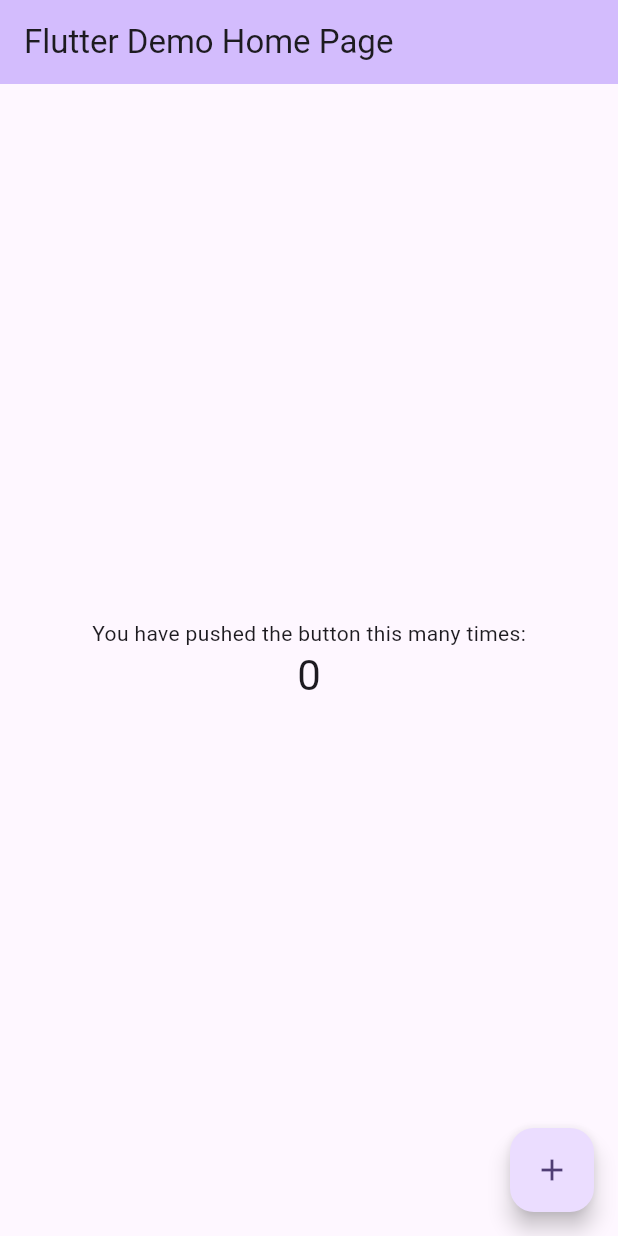
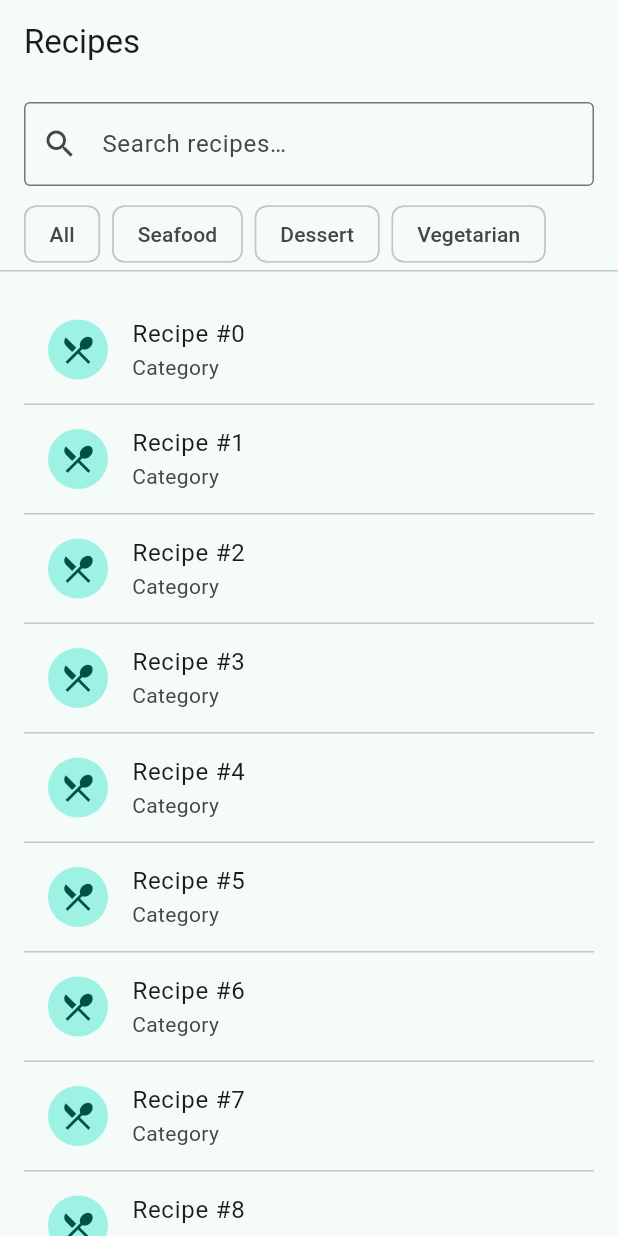
Before and after one commit to khanblair/recipe_browser_app, a Flutter app: the screen it shows after launch, on a phone screen of 412 x 824 dp. Run offline on Flutter 3.47's test engine with Material 3 defaults, Android fonts, the phone set to English and light mode, and no system bars; our stand-ins replace dio, flutter_riverpod, freezed_annotation, go_router, google_generative_ai, hive_flutter; accounts and stored records are empty.

Commit message:
feat: scaffold app architecture, models, repository, providers, favorites (Hive), Gemini suggester, basic UI placeholders; generate freezed/json code

```diff
--- /dev/null
+++ b/lib/app.dart
@@ -0,0 +1,45 @@
+import 'package:flutter/material.dart';
+import 'package:flutter_riverpod/flutter_riverpod.dart';
+import 'package:go_router/go_router.dart';
+
+import 'core/theme/app_theme.dart';
+import 'features/recipes/presentation/list_screen.dart';
+import 'features/recipes/presentation/detail_screen.dart';
+
+final _routerProvider = Provider<GoRouter>((ref) {
+  return GoRouter(
+    routes: [
+      GoRoute(
+        path: '/',
+        name: 'home',
+        builder: (context, state) => const RecipeListScreen(),
+        routes: [
+          GoRoute(
+            path: 'detail/:id',
+            name: 'detail',
+            builder: (context, state) {
+              final id = state.pathParameters['id']!;
+              return RecipeDetailScreen(mealId: id);
+            },
+          ),
+        ],
+      ),
+    ],
+  );
+});
+
+class RecipeBrowserApp extends ConsumerWidget {
+  const RecipeBrowserApp({super.key});
+
+  @override
+  Widget build(BuildContext context, WidgetRef ref) {
+    final router = ref.watch(_routerProvider);
+    return MaterialApp.router(
+      title: 'Recipe Browser',
+      theme: AppTheme.light,
+      darkTheme: AppTheme.dark,
+      themeMode: ThemeMode.system,
+      routerConfig: router,
+    );
+  }
+}
--- /dev/null
+++ b/lib/core/constants/api_paths.dart
@@ -0,0 +1,6 @@
+class ApiPaths {
+  static const search = 'search.php'; // ?s=
+  static const filter = 'filter.php'; // ?c=
+  static const lookup = 'lookup.php'; // ?i=
+  static const categories = 'categories.php';
+}
--- /dev/null
+++ b/lib/core/theme/app_theme.dart
@@ -0,0 +1,18 @@
+import 'package:flutter/material.dart';
+
+class AppTheme {
+  static ThemeData get light => ThemeData(
+        colorScheme: ColorScheme.fromSeed(seedColor: Colors.teal),
+        useMaterial3: true,
+        visualDensity: VisualDensity.adaptivePlatformDensity,
+      );
+
+  static ThemeData get dark => ThemeData(
+        colorScheme: ColorScheme.fromSeed(
+          seedColor: Colors.teal,
+          brightness: Brightness.dark,
+        ),
+        useMaterial3: true,
+        visualDensity: VisualDensity.adaptivePlatformDensity,
+      );
+}
--- /dev/null
+++ b/lib/features/recipes/data/models/category.dart
@@ -0,0 +1,16 @@
+import 'package:freezed_annotation/freezed_annotation.dart';
+
+part 'category.freezed.dart';
+part 'category.g.dart';
+
+@freezed
+class Category with _$Category {
+  const factory Category({
+    required String idCategory,
+    required String strCategory,
+    String? strCategoryThumb,
+    String? strCategoryDescription,
+  }) = _Category;
+
+  factory Category.fromJson(Map<String, dynamic> json) => _$CategoryFromJson(json);
+}
--- /dev/null
+++ b/lib/features/recipes/presentation/list_screen.dart
@@ -0,0 +1,59 @@
+import 'package:flutter/material.dart';
+import 'package:go_router/go_router.dart';
+
+class RecipeListScreen extends StatelessWidget {
+  const RecipeListScreen({super.key});
+
+  @override
+  Widget build(BuildContext context) {
+    return Scaffold(
+      appBar: AppBar(title: const Text('Recipes')),
+      body: Column(
+        children: [
+          Padding(
+            padding: const EdgeInsets.fromLTRB(16, 12, 16, 8),
+            child: TextField(
+              decoration: const InputDecoration(
+                hintText: 'Search recipes…',
+                prefixIcon: Icon(Icons.search),
+                border: OutlineInputBorder(),
+              ),
+            ),
+          ),
+          SizedBox(
+            height: 48,
+            child: ListView(
+              scrollDirection: Axis.horizontal,
+              padding: const EdgeInsets.symmetric(horizontal: 12),
+              children: const [
+                SizedBox(width: 4),
+                Chip(label: Text('All')),
+                SizedBox(width: 8),
+                Chip(label: Text('Seafood')),
+                SizedBox(width: 8),
+                Chip(label: Text('Dessert')),
+                SizedBox(width: 8),
+                Chip(label: Text('Vegetarian')),
+                SizedBox(width: 8),
+              ],
+            ),
+          ),
+          const Divider(height: 1),
+          Expanded(
+            child: ListView.separated(
+              padding: const EdgeInsets.all(16),
+              itemBuilder: (context, index) => ListTile(
+                leading: const CircleAvatar(child: Icon(Icons.restaurant_menu)),
+                title: Text('Recipe #$index'),
+                subtitle: const Text('Category'),
+                onTap: () => context.go('/detail/${index + 1}'),
+              ),
+              separatorBuilder: (_, __) => const Divider(height: 1),
+              itemCount: 10,
+            ),
+          ),
+        ],
+      ),
+    );
+  }
+}
--- /dev/null
+++ b/lib/features/recipes/providers/recipes_providers.dart
@@ -0,0 +1,36 @@
+import 'dart:async';
+
+import 'package:flutter_riverpod/flutter_riverpod.dart';
+
+import '../data/models/category.dart';
+import '../data/models/meal_detail.dart';
+import '../data/models/meal_summary.dart';
+import '../data/recipes_repository.dart';
+
+final categoriesProvider = FutureProvider<List<Category>>((ref) async {
+  return ref.read(recipesRepositoryProvider).getCategories();
+});
+
+// Selected category state
+final selectedCategoryProvider = StateProvider<String?>((ref) => null);
+
+// Meals by category
+final mealsByCategoryProvider = FutureProvider.autoDispose<List<MealSummary>>((ref) async {
+  final category = ref.watch(selectedCategoryProvider);
+  if (category == null || category.isEmpty) return [];
+  return ref.read(recipesRepositoryProvider).getByCategory(category);
+});
+
+// Search query
+final searchQueryProvider = StateProvider<String>((ref) => '');
+
+final searchResultsProvider = FutureProvider.autoDispose<List<MealSummary>>((ref) async {
+  final q = ref.watch(searchQueryProvider);
+  if (q.trim().isEmpty) return [];
+  return ref.read(recipesRepositoryProvider).searchByName(q.trim());
+});
+
+// Detail
+final mealDetailProvider = FutureProvider.family.autoDispose<MealDetail, String>((ref, id) async {
+  return ref.read(recipesRepositoryProvider).getDetail(id);
+});
--- a/lib/main.dart
+++ b/lib/main.dart
@@ -1,125 +1,8 @@
 import 'package:flutter/material.dart';
+import 'package:flutter_riverpod/flutter_riverpod.dart';
+
+import 'app.dart';
 
 void main() {
-  runApp(const MyApp());
+  runApp(const ProviderScope(child: RecipeBrowserApp()));
 }
-
-class MyApp extends StatelessWidget {
-  const MyApp({super.key});
-
-  // This widget is the root of your application.
-  @override
-  Widget build(BuildContext context) {
-    return MaterialApp(
-      title: 'Flutter Demo',
-      theme: ThemeData(
-        // This is the theme of your application.
-        //
-        // TRY THIS: Try running your application with "flutter run". You'll see
-        // the application has a purple toolbar. Then, without quitting the app,
-        // try changing the seedColor in the colorScheme below to Colors.green
-        // and then invoke "hot reload" (save your changes or press the "hot
-        // reload" button in a Flutter-supported IDE, or press "r" if you used
-        // the command line to start the app).
-        //
-        // Notice that the counter didn't reset back to zero; the application
-        // state is not lost during the reload. To reset the state, use hot
-        // restart instead.
-        //
-        // This works for code too, not just values: Most code changes can be
-        // tested with just a hot reload.
-        colorScheme: ColorScheme.fromSeed(seedColor: Colors.deepPurple),
-        useMaterial3: true,
-      ),
-      home: const MyHomePage(title: 'Flutter Demo Home Page'),
-    );
-  }
-}
-
-class MyHomePage extends StatefulWidget {
-  const MyHomePage({super.key, required this.title});
-
-  // This widget is the home page of your application. It is stateful, meaning
-  // that it has a State object (defined below) that contains fields that affect
-  // how it looks.
-
-  // This class is the configuration for the state. It holds the values (in this
-  // case the title) provided by the parent (in this case the App widget) and
-  // used by the build method of the State. Fields in a Widget subclass are
-  // always marked "final".
-
-  final String title;
-
-  @override
-  State<MyHomePage> createState() => _MyHomePageState();
-}
-
-class _MyHomePageState extends State<MyHomePage> {
-  int _counter = 0;
-
-  void _incrementCounter() {
-    setState(() {
-      // This call to setState tells the Flutter framework that something has
-      // changed in this State, which causes it to rerun the build method below
-      // so that the display can reflect the updated values. If we changed
-      // _counter without calling setState(), then the build method would not be
-      // called again, and so nothing would appear to happen.
-      _counter++;
-    });
-  }
-
-  @override
-  Widget build(BuildContext context) {
-    // This method is rerun every time setState is called, for instance as done
-    // by the _incrementCounter method above.
-    //
-    // The Flutter framework has been optimized to make rerunning build methods
-    // fast, so that you can just rebuild anything that needs updating rather
-    // than having to individually change instances of widgets.
-    return Scaffold(
-      appBar: AppBar(
-        // TRY THIS: Try changing the color here to a specific color (to
-        // Colors.amber, perhaps?) and trigger a hot reload to see the AppBar
-        // change color while the other colors stay the same.
-        backgroundColor: Theme.of(context).colorScheme.inversePrimary,
-        // Here we take the value from the MyHomePage object that was created by
-        // the App.build method, and use it to set our appbar title.
-        title: Text(widget.title),
-      ),
-      body: Center(
-        // Center is a layout widget. It takes a single child and positions it
-        // in the middle of the parent.
-        child: Column(
-          // Column is also a layout widget. It takes a list of children and
-          // arranges them vertically. By default, it sizes itself to fit its
-          // children horizontally, and tries to be as tall as its parent.
-          //
-          // Column has various properties to control how it sizes itself and
-          // how it positions its children. Here we use mainAxisAlignment to
-          // center the children vertically; the main axis here is the vertical
-          // axis because Columns are vertical (the cross axis would be
-          // horizontal).
-          //
-          // TRY THIS: Invoke "debug painting" (choose the "Toggle Debug Paint"
-          // action in the IDE, or press "p" in the console), to see the
-          // wireframe for each widget.
-          mainAxisAlignment: MainAxisAlignment.center,
-          children: <Widget>[
-            const Text(
-              'You have pushed the button this many times:',
-            ),
-            Text(
-              '$_counter',
-              style: Theme.of(context).textTheme.headlineMedium,
-            ),
-          ],
-        ),
-      ),
-      floatingActionButton: FloatingActionButton(
-        onPressed: _incrementCounter,
-        tooltip: 'Increment',
-        child: const Icon(Icons.add),
-      ), // This trailing comma makes auto-formatting nicer for build methods.
-    );
-  }
-}
```
Also changed, not shown: lib/core/errors/app_exception.dart (added, +23 -0 lines), lib/core/network/api_client.dart (added, +14 -0 lines), lib/core/utils/parsing.dart (added, +11 -0 lines), lib/core/widgets/app_skeleton.dart (added, +21 -0 lines), lib/core/widgets/empty_state.dart (added, +20 -0 lines), lib/core/widgets/error_view.dart (added, +27 -0 lines), lib/features/favorites/favorites_service.dart (added, +35 -0 lines), lib/features/recipes/data/models/meal_detail.dart (added, +21 -0 lines), lib/features/recipes/data/models/meal_summary.dart (added, +15 -0 lines), lib/features/recipes/data/recipes_repository.dart (added, +83 -0 lines), lib/features/recipes/presentation/detail_screen.dart (added, +17 -0 lines), lib/features/suggestions/gemini_suggester.dart (added, +13 -0 lines), lib/features/recipes/data/models/category.freezed.dart (added), lib/features/recipes/data/models/category.g.dart (added), 4 more files, 1 other file.
